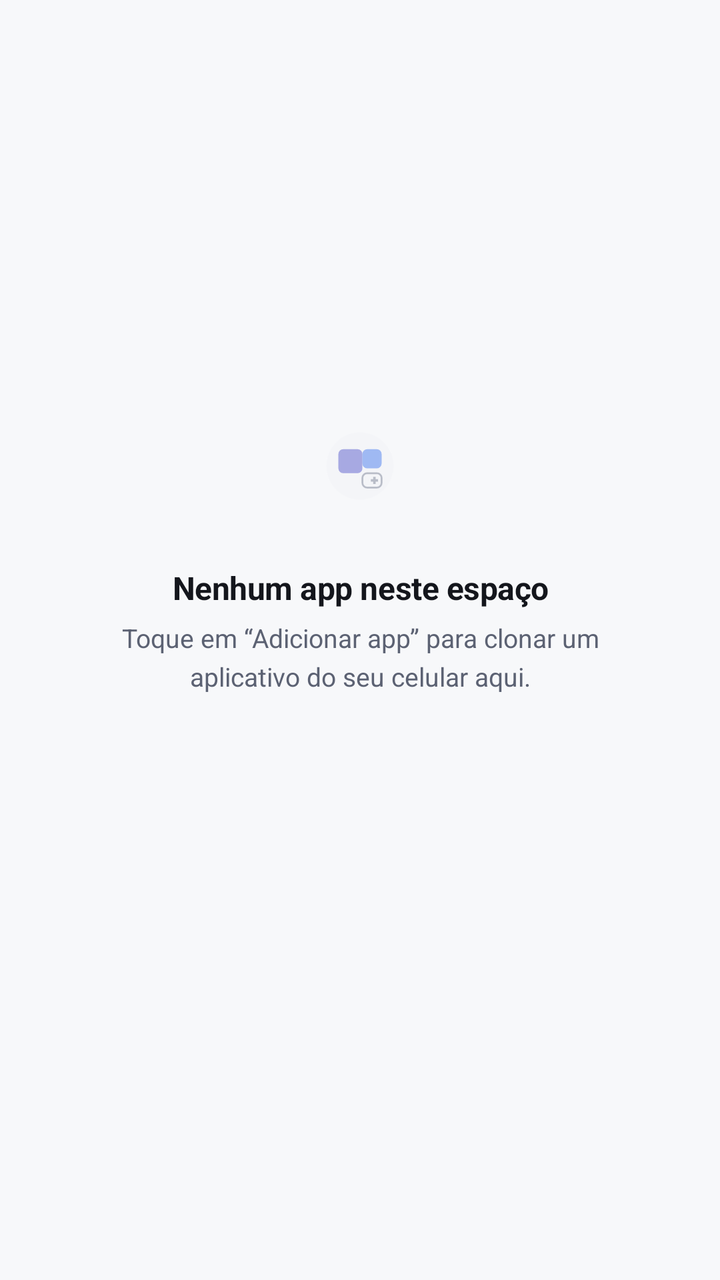
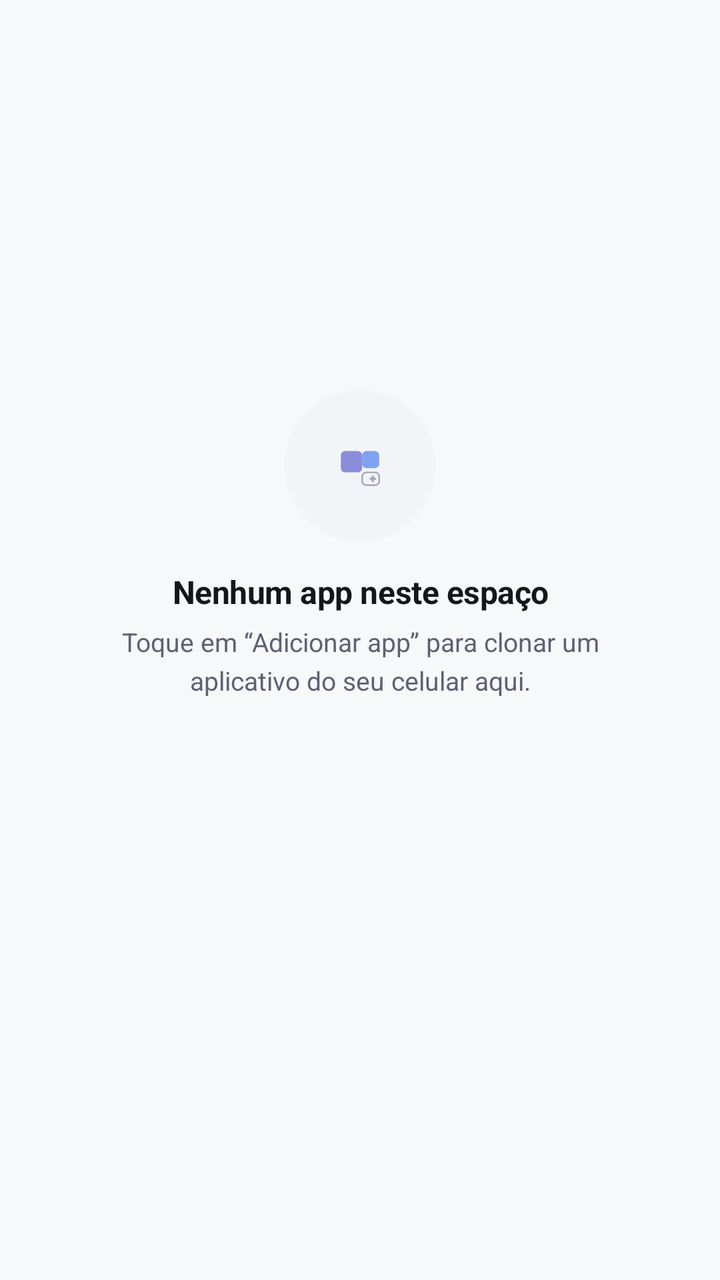

An Android layout rendered at two revisions. The XML below is the earlier revision; the diff shows what the commit changed to produce the second picture.
<!-- AndroidManifest.xml: application theme Theme.BlackBox -->
<!-- res/layout/base_empty.xml -->
<?xml version="1.0" encoding="utf-8"?>
<LinearLayout xmlns:android="http://schemas.android.com/apk/res/android"
        android:layout_width="match_parent"
        android:layout_height="match_parent"
        android:gravity="center"
        android:orientation="vertical"
        android:paddingStart="@dimen/sp_10"
        android:paddingEnd="@dimen/sp_10"
        android:paddingBottom="96dp">

    <ImageView
            android:id="@+id/emptyMark"
            android:layout_width="72dp"
            android:layout_height="72dp"
            android:alpha="0.55"
            android:contentDescription="@string/empty_empty"
            android:padding="18dp"
            android:src="@drawable/ic_empty" />

    <TextView
            style="@style/DsText.Item"
            android:layout_width="wrap_content"
            android:layout_height="wrap_content"
            android:layout_marginTop="@dimen/sp_4"
            android:gravity="center"
            android:text="@string/empty_empty" />

    <TextView
            style="@style/DsText.Support"
            android:layout_width="wrap_content"
            android:layout_height="wrap_content"
            android:layout_marginTop="@dimen/sp_2"
            android:gravity="center"
            android:lineSpacingMultiplier="1.25"
            android:text="@string/empty_hint" />
</LinearLayout>
<!-- resources referenced by this layout -->
<resources>
  <dimen name="sp_10">40dp</dimen>
  <dimen name="sp_2">8dp</dimen>
  <dimen name="sp_4">16dp</dimen>
  <string name="empty_empty">Nenhum app neste espaço</string>
  <string name="empty_hint">Toque em “Adicionar app” para clonar um aplicativo do seu celular aqui.</string>
  <style name="DsText.Item">
          <item name="android:textSize">16sp</item>
          <item name="android:textStyle">bold</item>
          <item name="android:letterSpacing">-0.01</item>
      </style>
  <style name="DsText.Support">
          <item name="android:textSize">13sp</item>
          <item name="android:textColor">@color/ds_on_surface_muted</item>
      </style>
  <color name="ds_surface_2">#F2F3F7</color>
  <color name="ds_violet">#4F52C9</color>
  <color name="ds_blue">#2563EB</color>
  <color name="ds_on_surface_faint">#878DA0</color>
  <color name="ds_on_surface_muted">#5C6273</color>
  <style name="DsPopupMenu.Popup" parent="Widget.MaterialComponents.PopupMenu">
          <item name="android:popupBackground">@drawable/bg_menu</item>
          <item name="android:popupElevation">12dp</item>
          <item name="android:overlapAnchor">true</item>
      </style>
  <color name="ds_on_brand">#FFFFFF</color>
  <color name="ds_surface">#FFFFFF</color>
  <color name="ds_on_surface">#14161C</color>
  <color name="ds_bg">#F7F8FA</color>
  <color name="ds_danger">#C4362F</color>
  <style name="Theme.BlackBox.BottomSheet" parent="Theme.MaterialComponents.DayNight.BottomSheetDialog">
          <item name="bottomSheetStyle">@style/Widget.BlackBox.BottomSheet</item>
          <item name="colorPrimary">@color/ds_violet</item>
          <item name="colorAccent">@color/ds_violet</item>
          
          <item name="enableEdgeToEdge">false</item>
      </style>
  <style name="Theme.BlackBox.Dialog" parent="ThemeOverlay.MaterialComponents.MaterialAlertDialog">
          <item name="colorSurface">@color/ds_surface</item>
          <item name="colorOnSurface">@color/ds_on_surface</item>
          <item name="colorPrimary">@color/ds_violet</item>
      </style>
  <color name="ds_outline">#1A000000</color>
  <!-- drawable bg_menu (drawable) -->
  <?xml version="1.0" encoding="utf-8"?>
  <shape xmlns:android="http://schemas.android.com/apk/res/android"
      android:shape="rectangle">
      <solid android:color="@color/ds_surface_3" />
      <corners android:radius="@dimen/radius_md" />
  </shape>
  <style name="Widget.BlackBox.BottomSheet" parent="Widget.MaterialComponents.BottomSheet.Modal">
          <item name="backgroundTint">@android:color/transparent</item>
          <item name="android:background">@android:color/transparent</item>
      </style>
  <style name="DsText.Overline">
          <item name="android:textSize">11sp</item>
          <item name="android:textStyle">bold</item>
          <item name="android:letterSpacing">0.08</item>
          <item name="android:textAllCaps">true</item>
          <item name="android:textColor">@color/ds_on_surface_faint</item>
      </style>
  <style name="DsPreferenceCategory" parent="Preference.Category.Material">
          <item name="android:layout">@layout/preference_category_ds</item>
          <item name="allowDividerAbove">false</item>
          <item name="allowDividerBelow">false</item>
      </style>
  <color name="ds_surface_3">#E9EBF1</color>
  <dimen name="radius_md">16dp</dimen>
  <!-- unchanged entries left out for length: 4 -->
</resources>

<!-- the commit's change to res/layout/base_empty.xml (unified diff, before → after) -->
@@ -10,11 +10,12 @@
 
     <ImageView
             android:id="@+id/emptyMark"
-            android:layout_width="72dp"
-            android:layout_height="72dp"
-            android:alpha="0.55"
+            android:layout_width="76dp"
+            android:layout_height="76dp"
+            android:alpha="0.75"
+            android:background="@drawable/bg_empty_mark"
             android:contentDescription="@string/empty_empty"
-            android:padding="18dp"
+            android:padding="22dp"
             android:src="@drawable/ic_empty" />
 
     <TextView
<!-- resource entries referenced after the edit -->
@@ -3,6 +3,12 @@
   <dimen name="sp_10">40dp</dimen>
   <dimen name="sp_2">8dp</dimen>
   <dimen name="sp_4">16dp</dimen>
+  <!-- drawable bg_empty_mark (drawable) -->
+  <?xml version="1.0" encoding="utf-8"?>
+  <shape xmlns:android="http://schemas.android.com/apk/res/android"
+      android:shape="oval">
+      <solid android:color="@color/ds_surface_2" />
+  </shape>
   <string name="empty_empty">Nenhum app neste espaço</string>
   <string name="empty_hint">Toque em “Adicionar app” para clonar um aplicativo do seu celular aqui.</string>
   <style name="DsText.Item">
@@ -23,6 +29,11 @@
           <item name="android:popupBackground">@drawable/bg_menu</item>
           <item name="android:popupElevation">12dp</item>
           <item name="android:overlapAnchor">true</item>
+          
+          <item name="listPreferredItemPaddingLeft">@dimen/sp_4</item>
+          <item name="listPreferredItemPaddingRight">@dimen/sp_4</item>
+          <item name="android:listPreferredItemPaddingLeft">@dimen/sp_4</item>
+          <item name="android:listPreferredItemPaddingRight">@dimen/sp_4</item>
       </style>
   <color name="ds_on_brand">#FFFFFF</color>
   <color name="ds_surface">#FFFFFF</color>
